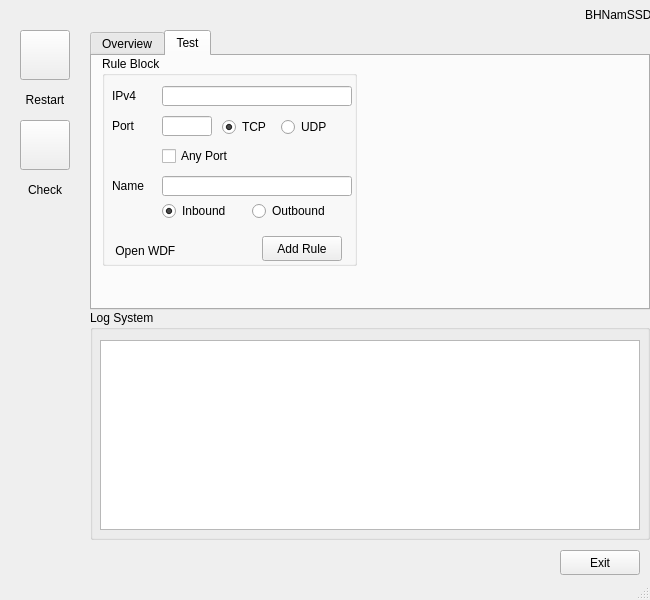
Before: the Qt Designer form eventguard.ui in BHNamSSD/EventGuard, drawn with Qt 5.
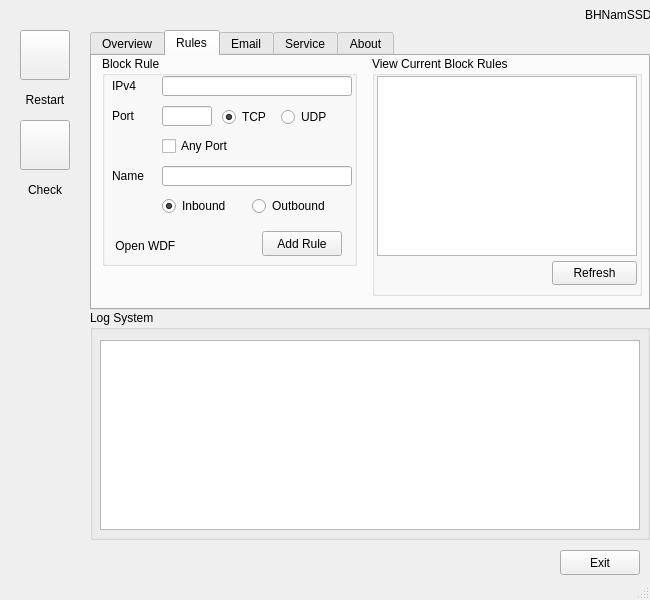
After: the same form once the commit is applied. Icons and pictures are not drawn.

Patch:
```diff
--- a/eventguard.ui
+++ b/eventguard.ui
@@ -108,7 +108,7 @@
       <set>Qt::InputMethodHint::ImhNone</set>
      </property>
      <attribute name="title">
-      <string>Test</string>
+      <string>Rules</string>
      </attribute>
      <widget class="QGroupBox" name="groupBox_rule">
       <property name="geometry">
@@ -120,13 +120,13 @@
        </rect>
       </property>
       <property name="title">
-       <string>Rule Block</string>
+       <string>Block Rule</string>
       </property>
       <widget class="QLabel" name="label_ruleHost">
        <property name="geometry">
         <rect>
          <x>10</x>
-         <y>30</y>
+         <y>20</y>
          <width>50</width>
          <height>20</height>
         </rect>
@@ -139,7 +139,7 @@
        <property name="geometry">
         <rect>
          <x>60</x>
-         <y>30</y>
+         <y>20</y>
          <width>190</width>
          <height>20</height>
         </rect>
@@ -149,7 +149,7 @@
        <property name="geometry">
         <rect>
          <x>10</x>
-         <y>60</y>
+         <y>50</y>
          <width>50</width>
          <height>20</height>
         </rect>
@@ -162,7 +162,7 @@
        <property name="geometry">
         <rect>
          <x>60</x>
-         <y>60</y>
+         <y>50</y>
          <width>50</width>
          <height>20</height>
         </rect>
@@ -175,7 +175,7 @@
        <property name="geometry">
         <rect>
          <x>10</x>
-         <y>120</y>
+         <y>110</y>
          <width>50</width>
          <height>20</height>
         </rect>
@@ -188,7 +188,7 @@
        <property name="geometry">
         <rect>
          <x>60</x>
-         <y>120</y>
+         <y>110</y>
          <width>190</width>
          <height>20</height>
         </rect>
@@ -198,7 +198,7 @@
        <property name="geometry">
         <rect>
          <x>160</x>
-         <y>180</y>
+         <y>175</y>
          <width>80</width>
          <height>25</height>
         </rect>
@@ -211,7 +211,7 @@
        <property name="geometry">
         <rect>
          <x>60</x>
-         <y>145</y>
+         <y>140</y>
          <width>90</width>
          <height>20</height>
         </rect>
@@ -227,7 +227,7 @@
        <property name="geometry">
         <rect>
          <x>150</x>
-         <y>145</y>
+         <y>140</y>
          <width>90</width>
          <height>20</height>
         </rect>
@@ -240,7 +240,7 @@
        <property name="geometry">
         <rect>
          <x>10</x>
-         <y>180</y>
+         <y>175</y>
          <width>80</width>
          <height>30</height>
         </rect>
@@ -253,7 +253,7 @@
        <property name="geometry">
         <rect>
          <x>120</x>
-         <y>60</y>
+         <y>50</y>
          <width>111</width>
          <height>23</height>
         </rect>
@@ -282,7 +282,7 @@
        <property name="geometry">
         <rect>
          <x>60</x>
-         <y>90</y>
+         <y>80</y>
          <width>70</width>
          <height>20</height>
         </rect>
@@ -298,6 +298,57 @@
        </property>
       </widget>
      </widget>
+     <widget class="QGroupBox" name="groupBox">
+      <property name="geometry">
+       <rect>
+        <x>280</x>
+        <y>0</y>
+        <width>270</width>
+        <height>240</height>
+       </rect>
+      </property>
+      <property name="title">
+       <string>View Current Block Rules </string>
+      </property>
+      <widget class="QListView" name="listView">
+       <property name="geometry">
+        <rect>
+         <x>5</x>
+         <y>20</y>
+         <width>260</width>
+         <height>180</height>
+        </rect>
+       </property>
+      </widget>
+      <widget class="QPushButton" name="pushButton">
+       <property name="geometry">
+        <rect>
+         <x>180</x>
+         <y>205</y>
+         <width>85</width>
+         <height>24</height>
+        </rect>
+       </property>
+       <property name="text">
+        <string>Refresh</string>
+       </property>
+      </widget>
+     </widget>
+    </widget>
+    <widget class="QWidget" name="email">
+     <attribute name="title">
+      <string>Email</string>
+     </attribute>
+    </widget>
+    <widget class="QWidget" name="service">
+     <attribute name="title">
+      <string>Service</string>
+     </attribute>
+    </widget>
+    <widget class="QWidget" name="about">
+     <attribute name="title">
+      <string>About</string>
+     </attribute>
     </widget>
    </widget>
    <widget class="QLabel" name="label_bhnamssd">
```
Left out of the diff: 4 changed lines with no effect on the pictures.
